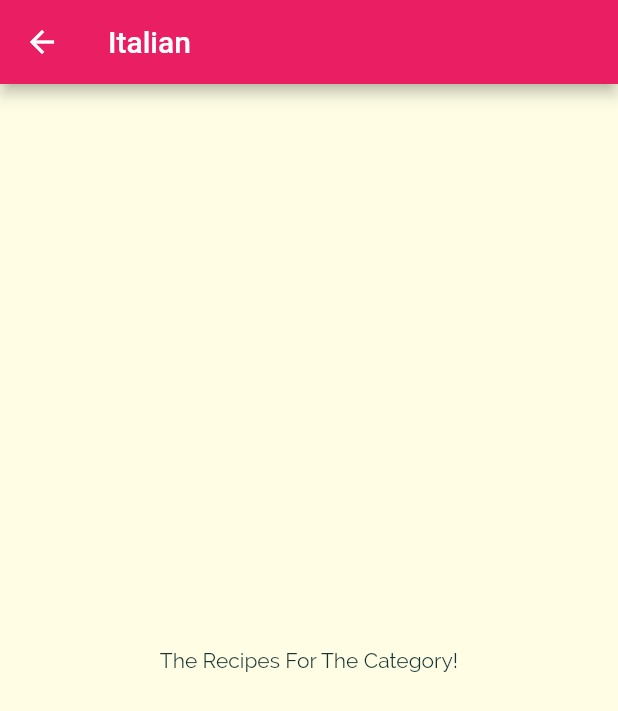
After one commit to Vagabond8024/meals_app, a Flutter app: the screen it shows after launch, after a tap on "Italian", on a phone screen of 412 x 824 dp. The commit adds this screen. Shown: the top 711 px of the screen. Run offline on Flutter 3.47's test engine with Material 2 defaults, Android fonts, the phone set to English and light mode, and no system bars.

Commit message:
added meal screen and nvagation to it

```diff
--- a/lib/categories_screen.dart
+++ b/lib/categories_screen.dart
@@ -20,8 +20,11 @@ class CategoriesScreen extends StatelessWidget {
           mainAxisSpacing: 20,
         ),
         children: dummyCategories
-            .map((catData) =>
-                CategoryItem(title: catData.title, color: catData.color))
+            .map((catData) => CategoryItem(
+                  title: catData.title,
+                  color: catData.color,
+                  id: catData.id,
+                ))
             .toList(),
       ),
     );
--- a/lib/category_item.dart
+++ b/lib/category_item.dart
@@ -1,14 +1,35 @@
 import 'package:flutter/material.dart';
+import 'package:flutter/widgets.dart';
+import 'package:meals_app/category_meals_screen.dart';
 
 class CategoryItem extends StatelessWidget {
+  final String id;
   final String title;
   final Color color;
-  const CategoryItem({Key? key, required this.title, required this.color})
+  const CategoryItem(
+      {Key? key, required this.title, required this.color, required this.id})
       : super(key: key);
+
+  void selectCategory(BuildContext context) {
+    Navigator.of(context).push(
+      MaterialPageRoute(
+        builder: (_) {
+          return CategoryMealsScreen(
+            categoryId: id,
+            categoryTitle: title,
+          );
+        },
+      ),
+    );
+  }
 
   @override
   Widget build(BuildContext context) {
-    return Container(
+    return InkWell(
+      onTap: () => selectCategory(context),
+      splashColor: Theme.of(context).primaryColor,
+      borderRadius: BorderRadius.circular(15),
+      child: Container(
         padding: const EdgeInsets.all(15),
         decoration: BoxDecoration(
           gradient: LinearGradient(
@@ -21,6 +42,7 @@ class CategoryItem extends StatelessWidget {
           title,
           style: Theme.of(context).textTheme.titleMedium,
         ),
+      ),
     );
   }
 }
--- /dev/null
+++ b/lib/category_meals_screen.dart
@@ -0,0 +1,20 @@
+import 'package:flutter/material.dart';
+
+class CategoryMealsScreen extends StatelessWidget {
+  final String categoryId;
+  final String categoryTitle;
+
+  const CategoryMealsScreen(
+      {Key? key, required this.categoryId, required this.categoryTitle})
+      : super(key: key);
+
+  @override
+  Widget build(BuildContext context) {
+    return Scaffold(
+      appBar: AppBar(title: Text(categoryTitle)),
+      body: const Center(
+        child: Text('The Recipes For The Category!'),
+      ),
+    );
+  }
+}
```
Lines whose indentation alone changed are shown as unchanged.
